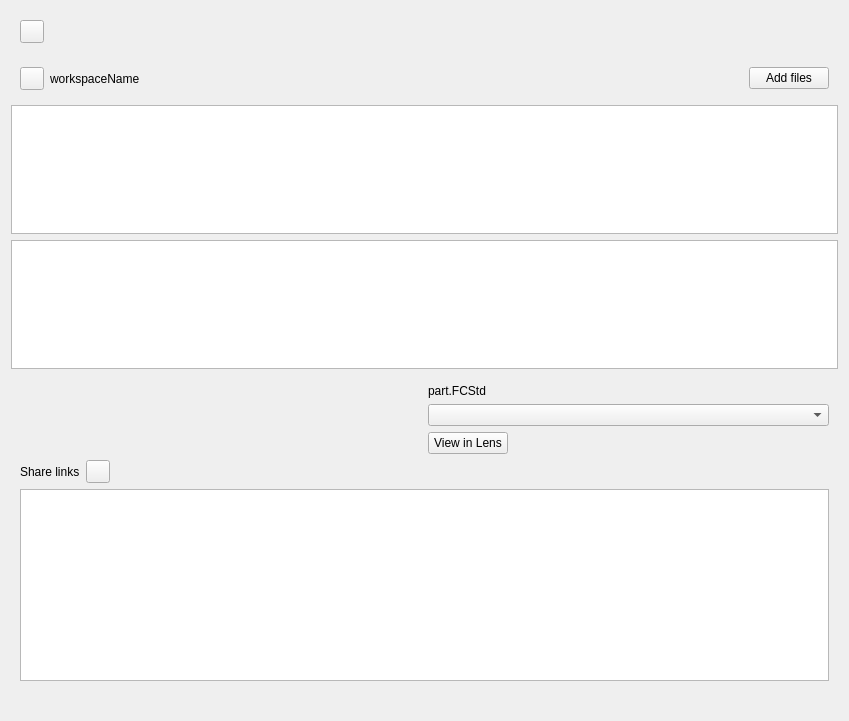
This is WorkspaceView.ui in Ondsel-Development/Ondsel-Lens-Addon as Qt 5 draws it before an edit. The edited form follows.
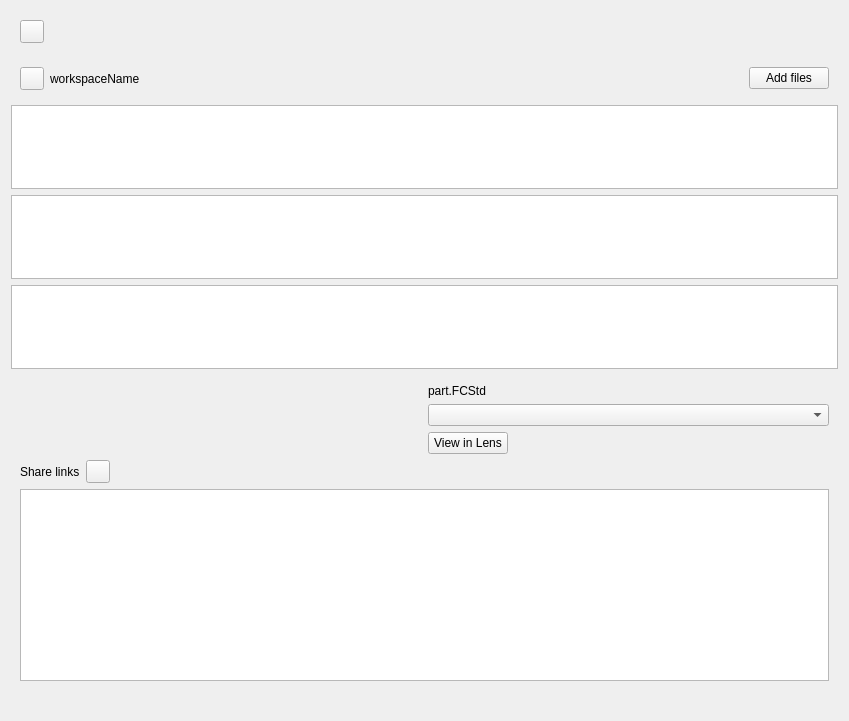
This is the edited form. Icons and pictures are not drawn. Custom widgets are drawn as their Qt base class.

```diff
--- a/WorkspaceView.ui
+++ b/WorkspaceView.ui
@@ -114,6 +114,9 @@
      </layout>
     </widget>
    </item>
+   <item>
+    <widget class="QTextEdit" name="txtExplain"/>
+   </item>
    <item>
     <widget class="QListView" name="workspaceListView">
      <property name="toolTip">
```
